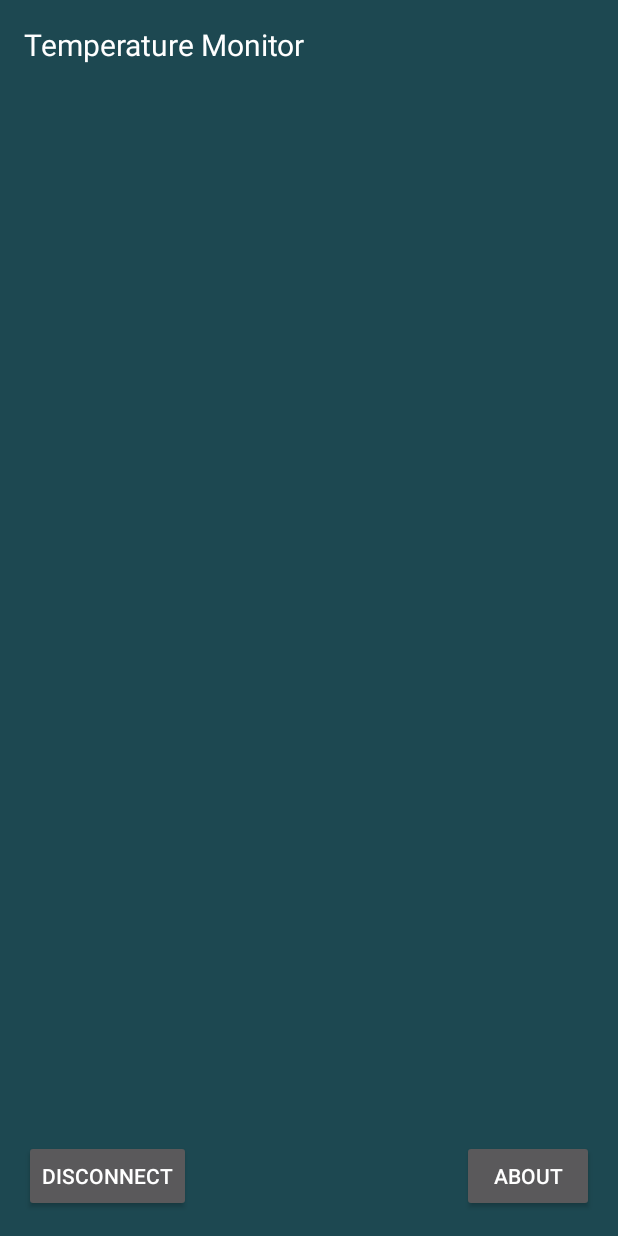
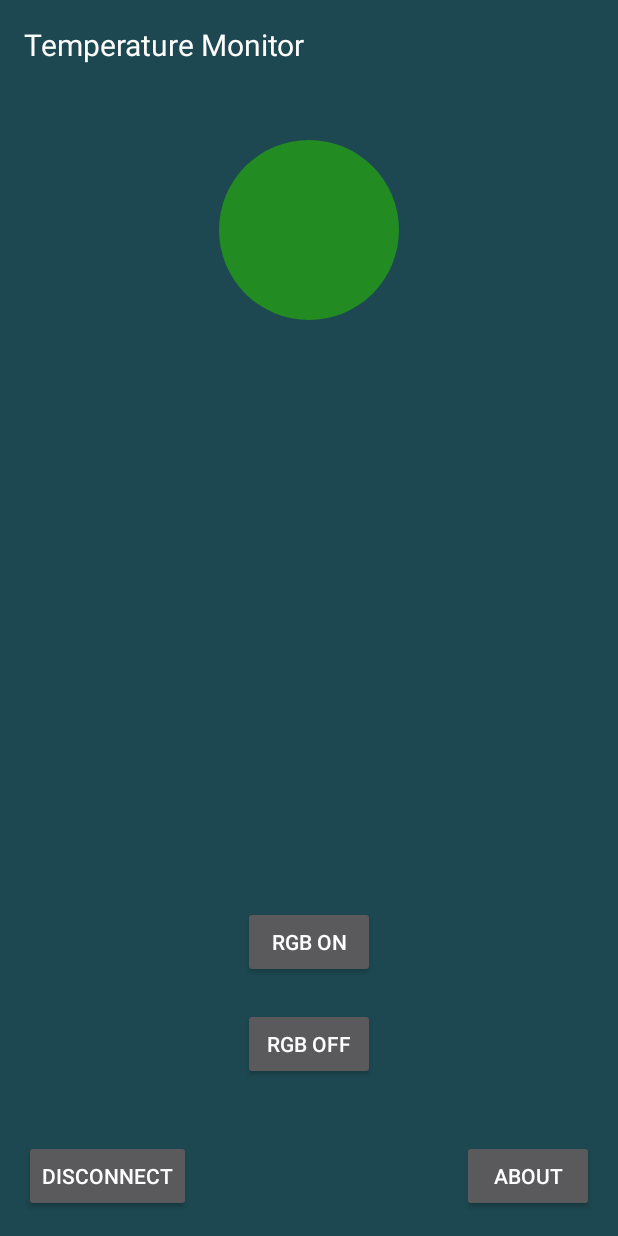
Before and after one commit to JacasEdi/TemperatureApp, an Android app: the MainActivity screen opened directly, with no data from a screen before it, on a phone screen of 412 x 824 dp. Run offline under Robolectric (Android 15) with nearby library versions, the phone set to English and light mode, and no system bars; network calls fail; 6 statements that could not run were skipped.

Commit message:
great success

```diff
--- a/app/src/main/java/com/example/jacek/temperatureapp/MainActivity.java
+++ b/app/src/main/java/com/example/jacek/temperatureapp/MainActivity.java
@@ -9,6 +9,7 @@ import android.content.Intent;
 import android.os.AsyncTask;
 import android.os.Bundle;
 import android.os.Handler;
+import android.os.Message;
 import android.support.v7.app.AppCompatActivity;
 import android.util.Log;
 import android.view.Menu;
@@ -21,6 +22,10 @@ import android.widget.Toast;
 import java.io.IOException;
 import java.io.InputStream;
 import java.io.OutputStream;
+import java.nio.ByteBuffer;
+import java.nio.CharBuffer;
+import java.nio.charset.Charset;
+import java.nio.charset.CharsetDecoder;
 import java.util.Set;
 import java.util.UUID;
 
@@ -62,11 +67,21 @@ public class MainActivity extends AppCompatActivity {
         new Connect().execute();
     }
 
-    private void turnOffLed() {
+    public void onClickRgbOn(View v)
+    {
+        if (btSocket != null) {
+            byte[] msg = "1".getBytes();
+            ct.write(msg);
+            Log.d(TAG, "Message: " + msg);
+        }
+    }
+
+    public void onClickRgbOff(View v)
+    {
         if (btSocket != null) {
             byte[] msg = "0".getBytes();
             ct.write(msg);
-            Log.d(TAG, "message written" + msg);
+            Log.d(TAG, "Message: " + msg);
         }
     }
 
@@ -76,8 +91,7 @@ public class MainActivity extends AppCompatActivity {
     }
 
     public void onClickDisconnect(View v) {
-        if (btSocket != null)
-        {
+        if (btSocket != null) {
             try {
                 btSocket.close();
             } catch (IOException e) {
@@ -114,8 +128,7 @@ public class MainActivity extends AppCompatActivity {
 
 
     @SuppressLint("StaticFieldLeak")
-    private class Connect extends AsyncTask<Void, Void, Void>
-    {
+    private class Connect extends AsyncTask<Void, Void, Void> {
         private boolean isConnected = true;
 
         @Override
@@ -179,7 +192,7 @@ public class MainActivity extends AppCompatActivity {
         private final BluetoothSocket mmSocket;
         private final InputStream mmInStream;
         private final OutputStream mmOutStream;
-        private byte[] mmBuffer; // mmBuffer store for the stream
+        private byte[] mmBuffer;
 
         public ConnectedThread(BluetoothSocket socket) {
             mmSocket = socket;
@@ -205,25 +218,33 @@ public class MainActivity extends AppCompatActivity {
 
         public void run() {
             mmBuffer = new byte[1024];
-
-            // Bytes returned from read()
             int numBytes;
 
-            // Keep listening to the InputStream until an exception occurs.
+            // Keep listening to the InputStream until an exception occurs
             while (true) {
                 try {
-                    // Read from the InputStream.
+                    // Read from the InputStream
                     numBytes = mmInStream.read(mmBuffer);
                     final String readMessage = new String(mmBuffer, 0, numBytes);
 
-                    Log.d(TAG, readMessage);
+                    Log.d(TAG, "Message: " + readMessage);
 
-                    handler.post(new Runnable() {
-                        @Override
-                        public void run() {
-                            tvInput.append(readMessage);
-                        }
-                    });
+                    /*try {
+                        int temp = Integer.parseInt(readMessage);
+                    }
+                    catch (Exception e){
+                        Log.d(TAG, "Error when parsing integer", e);
+                    }*/
+
+                    if(!readMessage.equals(" "))
+                    {
+                        handler.post(new Runnable() {
+                            @Override
+                            public void run() {
+                                tvInput.setText(readMessage.trim());
+                            }
+                        });
+                    }
                 } catch (IOException e) {
                     Log.d(TAG, "Input stream was disconnected", e);
                     break;
@@ -231,7 +252,7 @@ public class MainActivity extends AppCompatActivity {
             }
         }
 
-        // Call this from the main activity to send data to the remote device.
+        // Call this from the main activity to send data to the remote device
         public void write(byte[] bytes) {
             try {
                 mmOutStream.write(bytes);
--- /dev/null
+++ b/app/src/main/res/drawable/circle.xml
@@ -0,0 +1,9 @@
+<shape xmlns:android="http://schemas.android.com/apk/res/android"
+android:shape="oval">
+
+<solid android:color="#228B22" />
+
+<size
+    android:height="120dp"
+    android:width="120dp" />
+</shape>
--- /dev/null
+++ b/app/src/main/res/drawable/rounded_textview.xml
@@ -0,0 +1,4 @@
+<?xml version="1.0" encoding="utf-8"?>
+<selector xmlns:android="http://schemas.android.com/apk/res/android">
+    <item android:drawable="@drawable/circle" />
+</selector>
--- a/app/src/main/res/layout/activity_main.xml
+++ b/app/src/main/res/layout/activity_main.xml
@@ -1,49 +1,72 @@
 <RelativeLayout xmlns:android="http://schemas.android.com/apk/res/android"
-    xmlns:tools="http://schemas.android.com/tools" android:layout_width="match_parent"
-    android:layout_height="match_parent" android:paddingLeft="@dimen/activity_horizontal_margin"
+    xmlns:tools="http://schemas.android.com/tools"
+    android:layout_width="match_parent"
+    android:layout_height="match_parent"
+    android:background="#1d4851"
+    android:paddingBottom="@dimen/activity_vertical_margin"
+    android:paddingLeft="@dimen/activity_horizontal_margin"
     android:paddingRight="@dimen/activity_horizontal_margin"
     android:paddingTop="@dimen/activity_vertical_margin"
-    android:paddingBottom="@dimen/activity_vertical_margin"
-    tools:context="com.example.jacek.temperatureapp.MainActivity"
-    android:background="#1d4851">
+    tools:context="com.example.jacek.temperatureapp.MainActivity">
 
     <TextView
+        android:id="@+id/tv_title"
         android:layout_width="wrap_content"
         android:layout_height="wrap_content"
+        android:layout_alignParentStart="true"
+        android:layout_alignParentTop="true"
         android:text="Temperature Monitor"
-        android:id="@+id/tv_title"
-        android:layout_alignParentTop="true"
-        android:layout_alignParentStart="true"
         android:textColor="#ffffff"
         android:textSize="20sp" />
 
-    <ScrollView
-        android:layout_width="match_parent"
+    <TextView
+        android:id="@+id/tv_input"
+        android:layout_width="wrap_content"
         android:layout_height="wrap_content"
-        android:layout_below="@id/tv_title">
-        <TextView
-            android:id="@+id/tv_input"
-            android:layout_width="wrap_content"
-            android:layout_height="wrap_content"
-            android:textColor="#ffffff" />
-    </ScrollView>
+        android:layout_below="@id/tv_title"
+        android:layout_centerHorizontal="true"
+        android:layout_marginTop="50dp"
+        android:background="@drawable/rounded_textview"
+        android:gravity="center"
+        android:textColor="@android:color/white"
+        android:textSize="60sp" />
 
     <Button
+        android:id="@+id/btn_rgb_on"
         android:layout_width="wrap_content"
         android:layout_height="wrap_content"
-        android:id="@+id/btn_disconnect"
-        android:onClick="onClickDisconnect"
-        android:text="Disconnect"
-        android:layout_alignParentBottom="true"
-        android:layout_alignParentStart="true" />
+        android:layout_above="@id/btn_rgb_off"
+        android:layout_marginBottom="20dp"
+        android:layout_centerHorizontal="true"
+        android:onClick="onClickRgbOn"
+        android:text="RGB on" />
 
     <Button
+        android:id="@+id/btn_rgb_off"
         android:layout_width="wrap_content"
         android:layout_height="wrap_content"
+        android:layout_above="@id/btn_disconnect"
+        android:layout_marginBottom="40dp"
+        android:layout_centerHorizontal="true"
+        android:onClick="onClickRgbOff"
+        android:text="RGB off" />
+
+    <Button
+        android:id="@+id/btn_disconnect"
+        android:layout_width="wrap_content"
+        android:layout_height="wrap_content"
+        android:layout_alignParentBottom="true"
+        android:layout_alignParentStart="true"
+        android:onClick="onClickDisconnect"
+        android:text="Disconnect" />
+
+    <Button
         android:id="@+id/btn_about"
+        android:layout_width="wrap_content"
+        android:layout_height="wrap_content"
+        android:layout_alignParentBottom="true"
+        android:layout_alignParentEnd="true"
         android:onClick="onClickAbout"
-        android:text="About"
-        android:layout_alignParentBottom="true"
-        android:layout_alignParentEnd="true" />
+        android:text="About" />
 
 </RelativeLayout>
```
